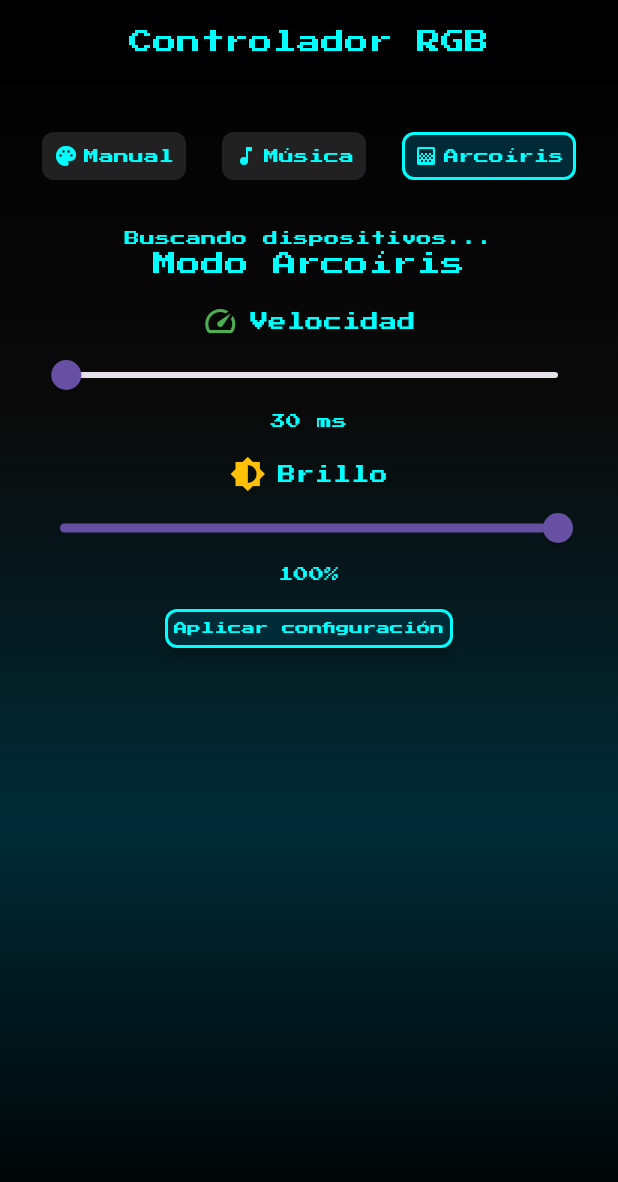
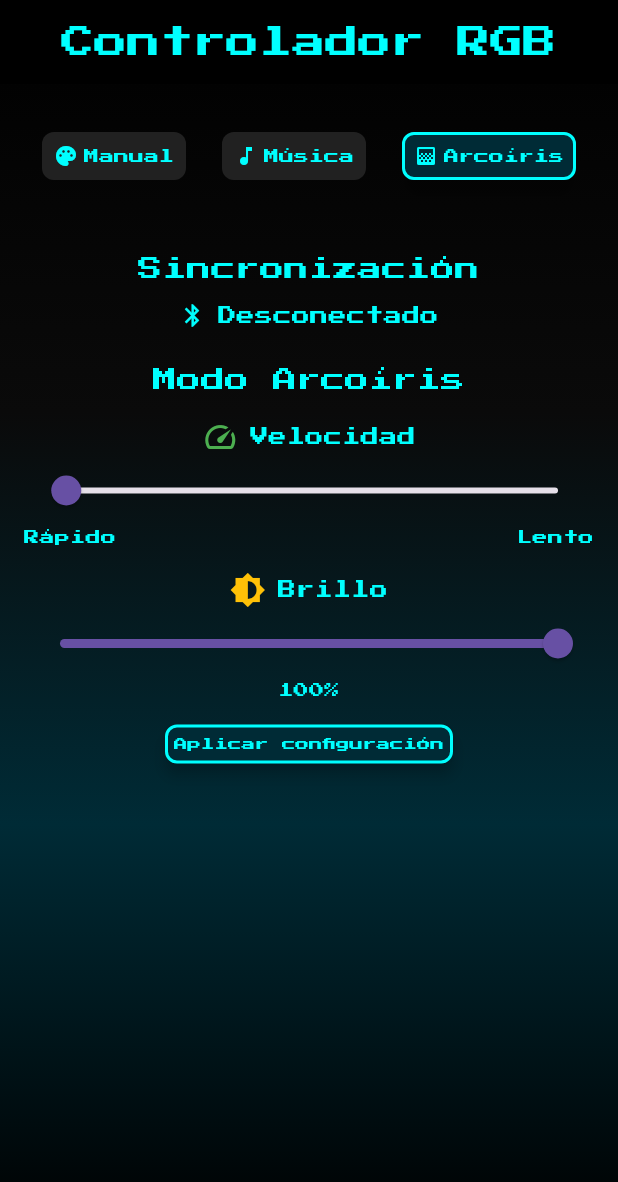
Before and after one commit to pablex99/music_led_2_1, a Flutter app: the screen it shows after launch, after a tap on "Música", after a tap on "Arcoíris", on a phone screen of 412 x 824 dp. Shown: the top 1182 px of the screen. Run offline on Flutter 3.47's test engine with Material 3 defaults, Android fonts, the phone set to English and light mode, and no system bars; our stand-ins replace convert, flutter_colorpicker, permission_handler, rxdart; missing offline and left inert: flutter_reactive_ble, protobuf; statements that could not run were skipped.

Commit message:
UI: Ajustes de tamaños de texto para títulos principales y secciones. 'Controlador RGB' más grande, 'Sincronización' igual a 'Modo Música'.

```diff
--- a/lib/home_screen.dart
+++ b/lib/home_screen.dart
@@ -65,7 +65,14 @@ class _HomeScreenState extends State<HomeScreen> {
       child: Scaffold(
         backgroundColor: Colors.transparent,
         appBar: AppBar(
-          title: const Text('Controlador RGB'),
+          title: const Text(
+            'Controlador RGB',
+            style: TextStyle(
+              fontFamily: 'PressStart2P',
+              fontSize: 22, // Más grande que el resto, pero más pequeño para que se vea completo
+              color: Color(0xFF00FFFF),
+            ),
+          ),
           centerTitle: true,
         ),
         body: SingleChildScrollView(
@@ -102,7 +109,32 @@ class _HomeScreenState extends State<HomeScreen> {
                   )),
                 ),
                 const SizedBox(height: 32),
-                Text(statusMsg, style: const TextStyle(color: Color(0xFF00FFFF), fontFamily: 'PressStart2P', fontSize: 10)),
+                // Título 'Sincronización' igual a 'Controlador RGB'
+                const SizedBox(height: 16),
+                Text('Sincronización',
+                  style: const TextStyle(
+                    color: Color(0xFF00FFFF),
+                    fontFamily: 'PressStart2P',
+                    fontSize: 16, // Igual que 'Modo Música'
+                  ),
+                  textAlign: TextAlign.center,
+                ),
+                const SizedBox(height: 10),
+                // Icono Bluetooth y estado juntos, centrados
+                Center(
+                  child: Row(
+                    mainAxisSize: MainAxisSize.min,
+                    children: [
+                      const Icon(Icons.bluetooth, color: Color(0xFF00FFFF), size: 18),
+                      const SizedBox(width: 8),
+                      Text(
+                        isConnected ? 'Conectado a ESP32' : 'Desconectado',
+                        style: const TextStyle(color: Color(0xFF00FFFF), fontFamily: 'PressStart2P', fontSize: 12),
+                      ),
+                    ],
+                  ),
+                ),
+                const SizedBox(height: 24),
                 if (selectedMode == 0) ManualControlSection(btService: btService, isConnected: isConnected),
                 if (selectedMode == 1) MusicControlSection(btService: btService, isConnected: isConnected),
                 if (selectedMode == 2) RainbowControlSection(btService: btService, isConnected: isConnected),
@@ -204,7 +236,7 @@ class _MusicControlSectionState extends State<MusicControlSection> {
           children: [
             const Icon(Icons.surround_sound, color: Colors.deepPurple),
             const SizedBox(width: 8),
-            Text('Sensibilidad Beat', style: const TextStyle(fontSize: 12, fontFamily: 'PressStart2P')),
+            Text('Sensibilidad', style: const TextStyle(fontSize: 12, fontFamily: 'PressStart2P')),
           ],
         ),
         Slider(
@@ -214,7 +246,25 @@ class _MusicControlSectionState extends State<MusicControlSection> {
           onChanged: (v) => setState(() => beatThreshold = v),
           label: beatThreshold.round().toString(),
         ),
-        Text('Umbral actual: ${beatThreshold.round()}', style: const TextStyle(fontSize: 10, fontFamily: 'PressStart2P')),
+        Row(
+          children: const [
+            Expanded(
+              flex: 1,
+              child: Align(
+                alignment: Alignment.centerLeft,
+                child: Text('+ sensible', style: TextStyle(fontSize: 10, fontFamily: 'PressStart2P')),
+              ),
+            ),
+            Expanded(
+              flex: 1,
+              child: Align(
+                alignment: Alignment.centerRight,
+                child: Text('- sensible', style: TextStyle(fontSize: 10, fontFamily: 'PressStart2P')),
+              ),
+            ),
+          ],
+        ),
+        const SizedBox(height: 24),
         const SizedBox(height: 16),
         LayoutBuilder(
           builder: (context, constraints) {
@@ -225,25 +275,31 @@ class _MusicControlSectionState extends State<MusicControlSection> {
                   ElevatedButton(
                     onPressed: () => setState(() => musicSubmode = 0),
                     style: ElevatedButton.styleFrom(
-                      backgroundColor: musicSubmode == 0 ? Colors.blue : Colors.grey[300],
-                      foregroundColor: musicSubmode == 0 ? Colors.white : Colors.black,
-                      padding: const EdgeInsets.symmetric(horizontal: 6, vertical: 4),
-                      minimumSize: const Size(70, 26),
+                      backgroundColor: musicSubmode == 0 ? const Color(0xFF002B36) : Colors.grey[900],
+                      foregroundColor: const Color(0xFF00FFFF),
+                      padding: const EdgeInsets.symmetric(horizontal: 8, vertical: 6),
+                      minimumSize: const Size(80, 32),
                       tapTargetSize: MaterialTapTargetSize.shrinkWrap,
+                      side: BorderSide(color: musicSubmode == 0 ? const Color(0xFF00FFFF) : Colors.transparent, width: 2),
+                      elevation: musicSubmode == 0 ? 6 : 0,
+                      shape: RoundedRectangleBorder(borderRadius: BorderRadius.circular(8)),
                     ),
-                    child: const Text('Monocolor', style: TextStyle(fontSize: 9, fontFamily: 'PressStart2P')),
+                    child: const Text('Monocolor', style: TextStyle(fontSize: 10, fontFamily: 'PressStart2P', color: Color(0xFF00FFFF))),
                   ),
                   const SizedBox(height: 6),
                   ElevatedButton(
                     onPressed: () => setState(() => musicSubmode = 1),
                     style: ElevatedButton.styleFrom(
-                      backgroundColor: musicSubmode == 1 ? Colors.blue : Colors.grey[300],
-                      foregroundColor: musicSubmode == 1 ? Colors.white : Colors.black,
-                      padding: const EdgeInsets.symmetric(horizontal: 6, vertical: 4),
-                      minimumSize: const Size(70, 26),
+                      backgroundColor: musicSubmode == 1 ? const Color(0xFF002B36) : Colors.grey[900],
+                      foregroundColor: const Color(0xFF00FFFF),
+                      padding: const EdgeInsets.symmetric(horizontal: 8, vertical: 6),
+                      minimumSize: const Size(80, 32),
                       tapTargetSize: MaterialTapTargetSize.shrinkWrap,
+                      side: BorderSide(color: musicSubmode == 1 ? const Color(0xFF00FFFF) : Colors.transparent, width: 2),
+                      elevation: musicSubmode == 1 ? 6 : 0,
+                      shape: RoundedRectangleBorder(borderRadius: BorderRadius.circular(8)),
                     ),
-                    child: const Text('Multicolor', style: TextStyle(fontSize: 9, fontFamily: 'PressStart2P')),
+                    child: const Text('Multicolor', style: TextStyle(fontSize: 10, fontFamily: 'PressStart2P', color: Color(0xFF00FFFF))),
                   ),
                 ],
               );
@@ -255,25 +311,31 @@ class _MusicControlSectionState extends State<MusicControlSection> {
                   ElevatedButton(
                     onPressed: () => setState(() => musicSubmode = 0),
                     style: ElevatedButton.styleFrom(
-                      backgroundColor: musicSubmode == 0 ? Colors.blue : Colors.grey[300],
-                      foregroundColor: musicSubmode == 0 ? Colors.white : Colors.black,
-                      padding: const EdgeInsets.symmetric(horizontal: 6, vertical: 4),
-                      minimumSize: const Size(70, 26),
+                      backgroundColor: musicSubmode == 0 ? const Color(0xFF002B36) : Colors.grey[900],
+                      foregroundColor: const Color(0xFF00FFFF),
+                      padding: const EdgeInsets.symmetric(horizontal: 8, vertical: 6),
+                      minimumSize: const Size(80, 32),
                       tapTargetSize: MaterialTapTargetSize.shrinkWrap,
+                      side: BorderSide(color: musicSubmode == 0 ? const Color(0xFF00FFFF) : Colors.transparent, width: 2),
+                      elevation: musicSubmode == 0 ? 6 : 0,
+                      shape: RoundedRectangleBorder(borderRadius: BorderRadius.circular(8)),
                     ),
-                    child: const Text('Monocolor', style: TextStyle(fontSize: 9, fontFamily: 'PressStart2P')),
+                    child: const Text('Monocolor', style: TextStyle(fontSize: 10, fontFamily: 'PressStart2P', color: Color(0xFF00FFFF))),
                   ),
                   const SizedBox(width: 8),
                   ElevatedButton(
                     onPressed: () => setState(() => musicSubmode = 1),
                     style: ElevatedButton.styleFrom(
-                      backgroundColor: musicSubmode == 1 ? Colors.blue : Colors.grey[300],
-                      foregroundColor: musicSubmode == 1 ? Colors.white : Colors.black,
-                      padding: const EdgeInsets.symmetric(horizontal: 6, vertical: 4),
-                      minimumSize: const Size(70, 26),
+                      backgroundColor: musicSubmode == 1 ? const Color(0xFF002B36) : Colors.grey[900],
+                      foregroundColor: const Color(0xFF00FFFF),
+                      padding: const EdgeInsets.symmetric(horizontal: 8, vertical: 6),
+                      minimumSize: const Size(80, 32),
                       tapTargetSize: MaterialTapTargetSize.shrinkWrap,
+                      side: BorderSide(color: musicSubmode == 1 ? const Color(0xFF00FFFF) : Colors.transparent, width: 2),
+                      elevation: musicSubmode == 1 ? 6 : 0,
+                      shape: RoundedRectangleBorder(borderRadius: BorderRadius.circular(8)),
                     ),
-                    child: const Text('Multicolor', style: TextStyle(fontSize: 9, fontFamily: 'PressStart2P')),
+                    child: const Text('Multicolor', style: TextStyle(fontSize: 10, fontFamily: 'PressStart2P', color: Color(0xFF00FFFF))),
                   ),
                 ],
               );
@@ -285,9 +347,9 @@ class _MusicControlSectionState extends State<MusicControlSection> {
           Row(
             mainAxisAlignment: MainAxisAlignment.center,
             children: [
-              const Icon(Icons.timer, color: Colors.orange),
+              const Icon(Icons.speed, color: Colors.green),
               const SizedBox(width: 8),
-              Text('Duración paso multicolor', style: const TextStyle(fontSize: 12, fontFamily: 'PressStart2P')),
+              Text('Velocidad', style: const TextStyle(fontSize: 12, fontFamily: 'PressStart2P')),
             ],
           ),
           Slider(
@@ -297,7 +359,24 @@ class _MusicControlSectionState extends State<MusicControlSection> {
             onChanged: (v) => setState(() => musicStepMs = v),
             label: musicStepMs.round().toString(),
           ),
-          Text('${musicStepMs.round()} ms', style: const TextStyle(fontSize: 10, fontFamily: 'PressStart2P')),
+          Row(
+            children: const [
+              Expanded(
+                flex: 1,
+                child: Align(
+                  alignment: Alignment.centerLeft,
+                  child: Text('Rápido', style: TextStyle(fontSize: 10, fontFamily: 'PressStart2P')),
+                ),
+              ),
+              Expanded(
+                flex: 1,
+                child: Align(
+                  alignment: Alignment.centerRight,
+                  child: Text('Lento', style: TextStyle(fontSize: 10, fontFamily: 'PressStart2P')),
+                ),
+              ),
+            ],
+          ),
         ],
         const SizedBox(height: 16),
         ElevatedButton(
@@ -361,7 +440,24 @@ class _RainbowControlSectionState extends State<RainbowControlSection> {
           onChanged: (v) => setState(() => rainbowSpeed = v),
           label: rainbowSpeed.round().toString(),
         ),
-        Text('${rainbowSpeed.round()} ms', style: const TextStyle(fontSize: 10, fontFamily: 'PressStart2P')),
+        Row(
+          children: const [
+            Expanded(
+              flex: 1,
+              child: Align(
+                alignment: Alignment.centerLeft,
+                child: Text('Rápido', style: TextStyle(fontSize: 10, fontFamily: 'PressStart2P')),
+              ),
+            ),
+            Expanded(
+              flex: 1,
+              child: Align(
+                alignment: Alignment.centerRight,
+                child: Text('Lento', style: TextStyle(fontSize: 10, fontFamily: 'PressStart2P')),
+              ),
+            ),
+          ],
+        ),
         const SizedBox(height: 16),
         Row(
           mainAxisAlignment: MainAxisAlignment.center,
```
Also changed, not shown: 1 other file.
